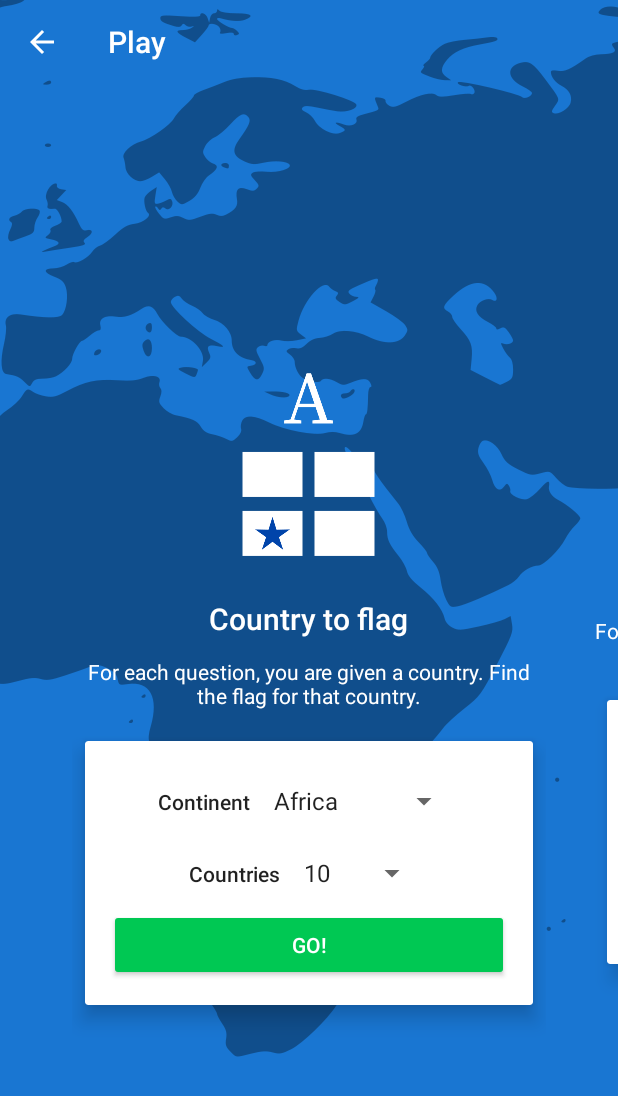
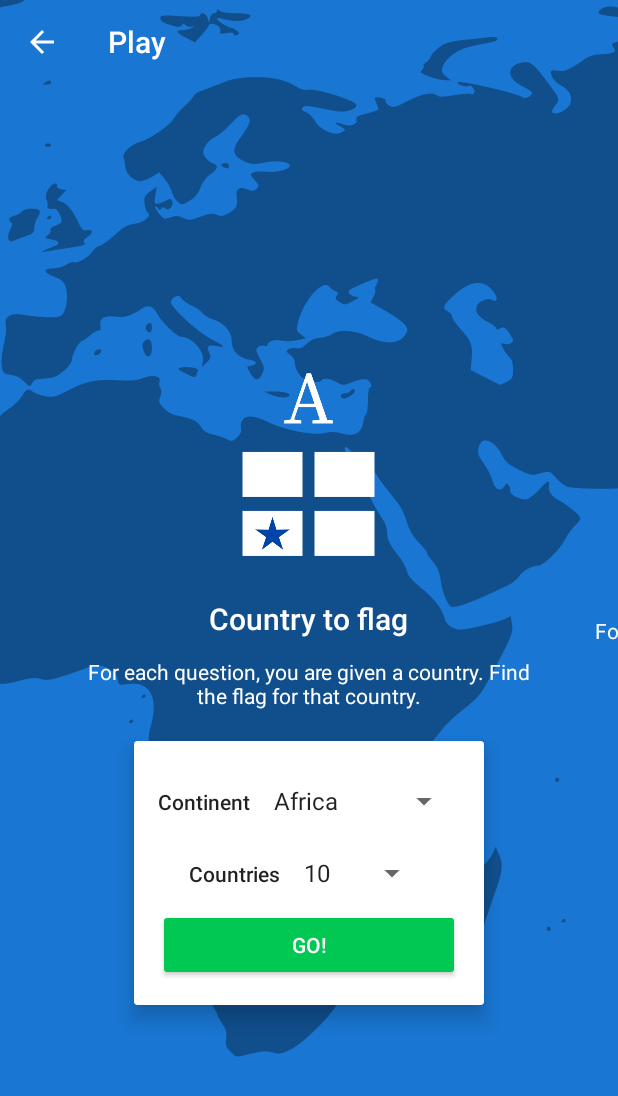
Before and after one commit to abn-volk/Terrania, an Android app: the GameModeFragment screen opened directly, with no data from a screen before it, on a phone screen of 412 x 824 dp. Shown: the top 1096 px of the screen. Run offline under Robolectric (Android 15) with nearby library versions, the phone set to English and light mode, and no system bars; our stand-ins replace ButterKnife, Picasso; pictures from the network do not load.

Commit message:
Bug fixes

```diff
--- a/app/src/main/res/layout/fragment_game_mode.xml
+++ b/app/src/main/res/layout/fragment_game_mode.xml
@@ -37,7 +37,7 @@
         android:textAppearance="@style/TextAppearance.AppCompat.Body1"
         tools:text="@string/desc_c2f"/>
     <android.support.v7.widget.CardView
-        android:layout_width="match_parent"
+        android:layout_width="wrap_content"
         android:layout_height="wrap_content"
         android:theme="@style/AppTheme"
         android:layout_marginTop="8dp"
@@ -77,7 +77,7 @@
                     android:layout_height="wrap_content"
                     android:text="@string/label_choose_number"
                     android:textAppearance="@style/TextAppearance.AppCompat.Body2"/>
-                <android.support.v7.widget.AppCompatSpinner
+                <Spinner
                     android:id="@+id/spinner_number"
                     android:layout_width="wrap_content"
                     android:layout_height="wrap_content" />
```
Also changed, not shown: app/src/main/res/layout-w600dp-land/fragment_text_question.xml (+10 -4 lines).
